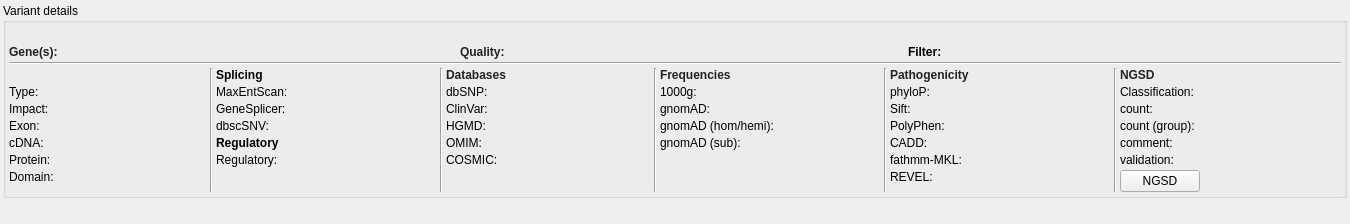
Qt form src/GSvar/VariantDetailsDockWidget.ui (imgag/ngs-bits) before a commit.
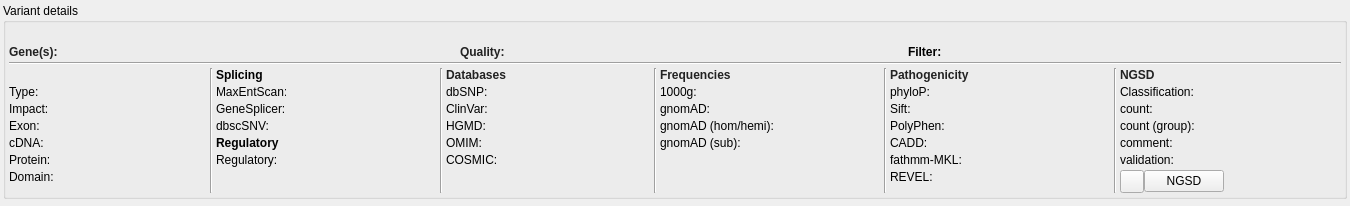
The same form after that commit. Icons and pictures are not drawn.

Commit message: GSvar: variant tab now has delayed initialization.

Patch:
```diff
--- a/src/GSvar/VariantDetailsDockWidget.ui
+++ b/src/GSvar/VariantDetailsDockWidget.ui
@@ -7,7 +7,7 @@
     <x>0</x>
     <y>0</y>
     <width>1350</width>
-    <height>224</height>
+    <height>206</height>
    </rect>
   </property>
   <property name="sizePolicy">
@@ -19,7 +19,7 @@
   <property name="minimumSize">
    <size>
     <width>1350</width>
-    <height>200</height>
+    <height>206</height>
    </size>
   </property>
   <property name="windowTitle">
@@ -1134,6 +1134,17 @@
             <property name="spacing">
              <number>0</number>
             </property>
+            <item>
+             <widget class="QToolButton" name="var_btn">
+              <property name="text">
+               <string/>
+              </property>
+              <property name="icon">
+               <iconset resource="GSvar.qrc">
+                <normaloff>:/Icons/NGSD_variant.png</normaloff>:/Icons/NGSD_variant.png</iconset>
+              </property>
+             </widget>
+            </item>
             <item>
              <widget class="QPushButton" name="ngsd_edit">
               <property name="toolTip">
```
The commit also changes 10 other files.
